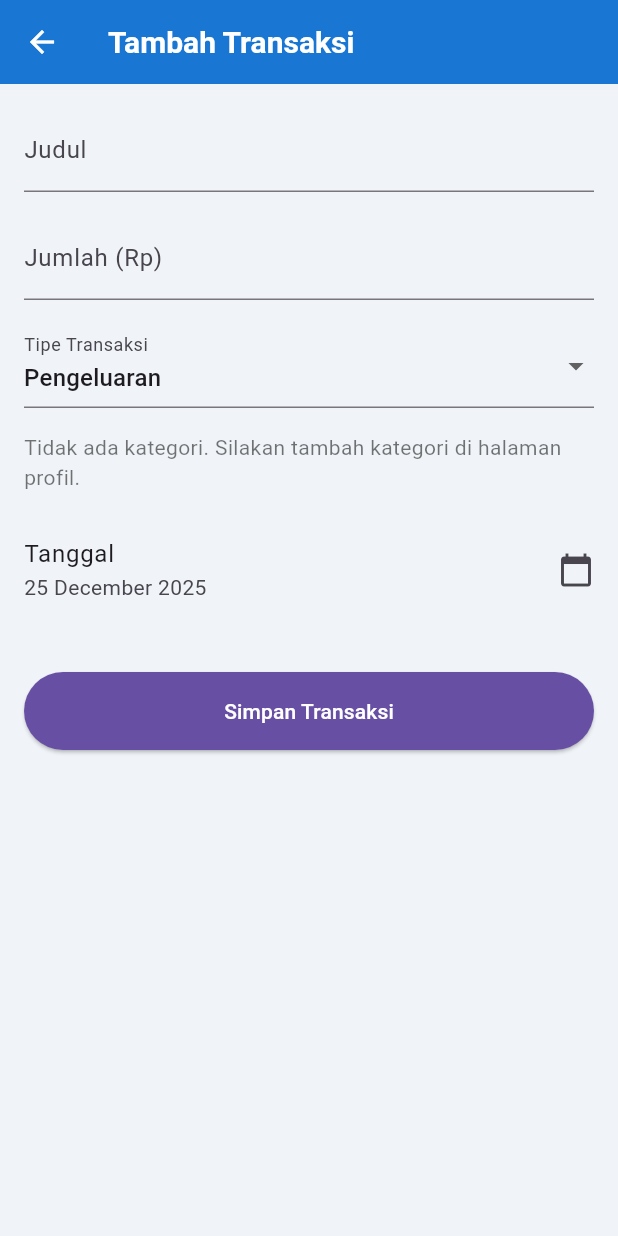
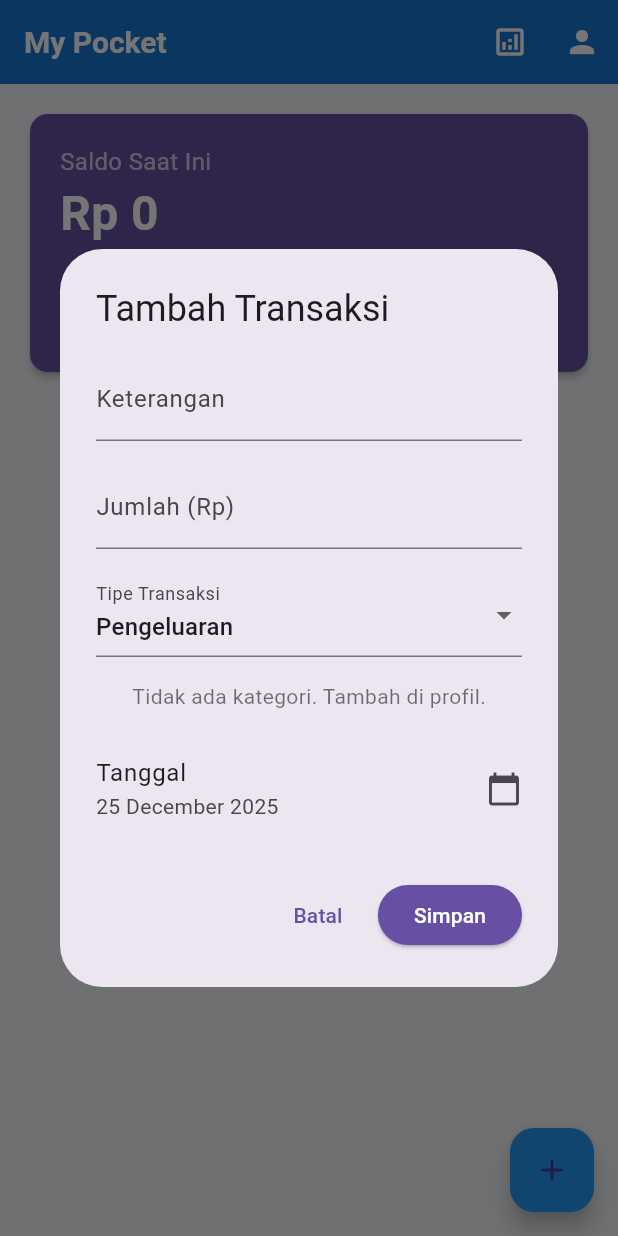
Before and after one commit to DannyPrihandoko/blue_pocket, a Flutter app: the screen it shows after launch, after a tap on the "add" icon, on a phone screen of 412 x 824 dp. Run offline on Flutter 3.47's test engine with Material 3 defaults, Android fonts, the phone set to English and light mode, and no system bars; our stand-ins replace flutter_bloc, flutter_markdown, google_generative_ai, hive, hive_flutter; accounts and stored records are empty; Roboto replaces fonts that are missing (Poppins).

Commit message:
Add AI financial analysis feature and transaction dialog

```diff
--- a/lib/presentation/screens/main_screen.dart
+++ b/lib/presentation/screens/main_screen.dart
@@ -1,16 +1,27 @@
+// lib/presentation/screens/main_screen.dart
+
 import 'package:flutter/material.dart';
 import 'package:flutter_bloc/flutter_bloc.dart';
 import 'package:intl/intl.dart';
+
+// Import Models & Bloc
 import 'package:blue_pocket/data/models/transaction_model.dart';
 import 'package:blue_pocket/logic/bloc/transaction/transaction_bloc.dart';
-import 'package:blue_pocket/presentation/screens/add_transaction_screen.dart';
+
+// Import Screens
 import 'package:blue_pocket/presentation/screens/profile_screen.dart';
+import 'financial_analysis_screen.dart'; // Pastikan file ini sudah dibuat sesuai langkah sebelumnya
+
+// Import Widgets
 import '../widgets/warning_card.dart';
+import '../widgets/add_transaction_dialog.dart'; // Pastikan file ini sudah dibuat sesuai langkah sebelumnya
 
 class MainScreen extends StatelessWidget {
   const MainScreen({super.key});
 
-  Map<String, List<TransactionModel>> _groupTransactionsByMonth(List<TransactionModel> transactions) {
+  // Fungsi untuk mengelompokkan transaksi berdasarkan Bulan & Tahun
+  Map<String, List<TransactionModel>> _groupTransactionsByMonth(
+      List<TransactionModel> transactions) {
     final Map<String, List<TransactionModel>> data = {};
     for (var trx in transactions) {
       String monthKey = DateFormat('MMMM yyyy', 'id_ID').format(trx.date);
@@ -24,16 +35,45 @@ class MainScreen extends StatelessWidget {
 
   @override
   Widget build(BuildContext context) {
-    final currencyFormatter = NumberFormat.currency(locale: 'id_ID', symbol: 'Rp ', decimalDigits: 0);
+    final currencyFormatter =
+        NumberFormat.currency(locale: 'id_ID', symbol: 'Rp ', decimalDigits: 0);
 
     return Scaffold(
       appBar: AppBar(
         title: const Text('My Pocket'),
         actions: [
+          // TOMBOL 1: Analisis AI
+          IconButton(
+            icon: const Icon(Icons.analytics_outlined),
+            tooltip: 'Analisis AI',
+            onPressed: () {
+              // Mengambil state transaksi saat ini dari Bloc
+              final state = context.read<TransactionBloc>().state;
+
+              if (state is TransactionLoaded) {
+                // Navigasi ke halaman analisis dengan membawa data transaksi
+                Navigator.push(
+                  context,
+                  MaterialPageRoute(
+                    builder: (_) => FinancialAnalysisScreen(
+                        transactions: state.transactions),
+                  ),
+                );
+              } else {
+                ScaffoldMessenger.of(context).showSnackBar(
+                  const SnackBar(
+                      content: Text("Tunggu data transaksi termuat...")),
+                );
+              }
+            },
+          ),
+
+          // TOMBOL 2: Profil
           IconButton(
             icon: const Icon(Icons.person),
             onPressed: () {
-               Navigator.push(context, MaterialPageRoute(builder: (_) => const ProfileScreen()));
+              Navigator.push(context,
+                  MaterialPageRoute(builder: (_) => const ProfileScreen()));
             },
           ),
         ],
@@ -45,7 +85,8 @@ class MainScreen extends StatelessWidget {
           }
           if (state is TransactionLoaded) {
             final bool isDeficit = state.totalExpense > state.totalIncome;
-            final groupedTransactions = _groupTransactionsByMonth(state.transactions);
+            final groupedTransactions =
+                _groupTransactionsByMonth(state.transactions);
             final sortedMonths = groupedTransactions.keys.toList();
 
             return CustomScrollView(
@@ -56,14 +97,20 @@ class MainScreen extends StatelessWidget {
                       padding: const EdgeInsets.all(16.0),
                       child: Column(
                         children: [
-                           _buildSummaryCard(context, state, currencyFormatter),
-                           if (isDeficit) const WarningCard(),
-                           const SizedBox(height: 20),
-                           if (state.transactions.isNotEmpty)
-                              Align(
+                          // Kartu Ringkasan Saldo
+                          _buildSummaryCard(context, state, currencyFormatter),
+
+                          // Kartu Peringatan (Jika Pengeluaran > Pemasukan)
+                          if (isDeficit) const WarningCard(),
+
+                          const SizedBox(height: 20),
+                          if (state.transactions.isNotEmpty)
+                            Align(
                                 alignment: Alignment.centerLeft,
-                                child: Text('Riwayat Transaksi', style: Theme.of(context).textTheme.titleLarge)
-                              ),
+                                child: Text('Riwayat Transaksi',
+                                    style: Theme.of(context)
+                                        .textTheme
+                                        .titleLarge)),
                         ],
                       ),
                     ),
@@ -86,7 +133,8 @@ class MainScreen extends StatelessWidget {
                             crossAxisAlignment: CrossAxisAlignment.start,
                             children: [
                               Padding(
-                                padding: const EdgeInsets.only(top: 16.0, bottom: 8.0),
+                                padding: const EdgeInsets.only(
+                                    top: 16.0, bottom: 8.0),
                                 child: Text(
                                   month,
                                   style: const TextStyle(
@@ -96,7 +144,9 @@ class MainScreen extends StatelessWidget {
                                   ),
                                 ),
                               ),
-                              ...transactionsInMonth.map((trx) => _buildTransactionTile(context, trx, currencyFormatter)),
+                              ...transactionsInMonth.map((trx) =>
+                                  _buildTransactionTile(
+                                      context, trx, currencyFormatter)),
                             ],
                           ),
                         );
@@ -110,16 +160,49 @@ class MainScreen extends StatelessWidget {
           return const Center(child: Text('Gagal memuat data'));
         },
       ),
+
+      // Floating Action Button dengan Animasi Pop-up Kustom
       floatingActionButton: FloatingActionButton(
         onPressed: () {
-          Navigator.push(context, MaterialPageRoute(builder: (_) => const AddTransactionScreen()));
+          showGeneralDialog(
+            context: context,
+            barrierDismissible:
+                true, // Bisa ditutup dengan klik di luar area dialog
+            barrierLabel: 'Tutup',
+            barrierColor:
+                Colors.black54, // Warna latar belakang gelap transparan
+            transitionDuration:
+                const Duration(milliseconds: 300), // Durasi animasi
+            pageBuilder: (context, animation, secondaryAnimation) {
+              return const AddTransactionDialog();
+            },
+            transitionBuilder: (context, animation, secondaryAnimation, child) {
+              // Efek membal (bouncy)
+              final curvedAnimation = CurvedAnimation(
+                parent: animation,
+                curve: Curves.easeOutBack,
+              );
+
+              // Animasi membesar dari pojok kanan bawah
+              return ScaleTransition(
+                scale: curvedAnimation,
+                alignment: Alignment.bottomRight,
+                child: FadeTransition(
+                  opacity: curvedAnimation,
+                  child: child,
+                ),
+              );
+            },
+          );
         },
         child: const Icon(Icons.add),
       ),
     );
   }
 
-  Widget _buildSummaryCard(BuildContext context, TransactionLoaded state, NumberFormat formatter) {
+  // Widget Helper: Kartu Ringkasan (Saldo, Pemasukan, Pengeluaran)
+  Widget _buildSummaryCard(
+      BuildContext context, TransactionLoaded state, NumberFormat formatter) {
     return Card(
       color: Theme.of(context).primaryColor,
       child: Padding(
@@ -127,17 +210,31 @@ class MainScreen extends StatelessWidget {
         child: Column(
           crossAxisAlignment: CrossAxisAlignment.start,
           children: [
-            const Text('Saldo Saat Ini', style: TextStyle(color: Colors.white70, fontSize: 16)),
+            const Text('Saldo Saat Ini',
+                style: TextStyle(color: Colors.white70, fontSize: 16)),
             Text(
               formatter.format(state.totalIncome - state.totalExpense),
-              style: const TextStyle(color: Colors.white, fontSize: 32, fontWeight: FontWeight.bold),
+              style: const TextStyle(
+                  color: Colors.white,
+                  fontSize: 32,
+                  fontWeight: FontWeight.bold),
             ),
             const SizedBox(height: 20),
             Row(
               children: [
-                Expanded(child: _buildIncomeExpense('Pemasukan', formatter.format(state.totalIncome), Icons.arrow_upward, Colors.greenAccent)),
+                Expanded(
+                    child: _buildIncomeExpense(
+                        'Pemasukan',
+                        formatter.format(state.totalIncome),
+                        Icons.arrow_upward,
+                        Colors.greenAccent)),
                 const SizedBox(width: 16),
-                Expanded(child: _buildIncomeExpense('Pengeluaran', formatter.format(state.totalExpense), Icons.arrow_downward, Colors.redAccent)),
+                Expanded(
+                    child: _buildIncomeExpense(
+                        'Pengeluaran',
+                        formatter.format(state.totalExpense),
+                        Icons.arrow_downward,
+                        Colors.redAccent)),
               ],
             ),
           ],
@@ -146,7 +243,9 @@ class MainScreen extends StatelessWidget {
     );
   }
 
-  Widget _buildIncomeExpense(String title, String amount, IconData icon, Color color) {
+  // Widget Helper: Baris Pemasukan/Pengeluaran kecil
+  Widget _buildIncomeExpense(
+      String title, String amount, IconData icon, Color color) {
     return Row(
       children: [
         Icon(icon, color: color, size: 20),
@@ -158,7 +257,10 @@ class MainScreen extends StatelessWidget {
               Text(title, style: const TextStyle(color: Colors.white70)),
               Text(
                 amount,
-                style: const TextStyle(color: Colors.white, fontWeight: FontWeight.bold, fontSize: 16),
+                style: const TextStyle(
+                    color: Colors.white,
+                    fontWeight: FontWeight.bold,
+                    fontSize: 16),
                 overflow: TextOverflow.ellipsis,
               ),
             ],
@@ -168,7 +270,9 @@ class MainScreen extends StatelessWidget {
     );
   }
 
-  Widget _buildTransactionTile(BuildContext context, TransactionModel trx, NumberFormat formatter) {
+  // Widget Helper: Item Transaksi (ListTile)
+  Widget _buildTransactionTile(
+      BuildContext context, TransactionModel trx, NumberFormat formatter) {
     final isIncome = trx.type == TransactionType.income;
     return Dismissible(
       key: Key(trx.id),
@@ -185,7 +289,8 @@ class MainScreen extends StatelessWidget {
           builder: (BuildContext context) {
             return AlertDialog(
               title: const Text("Konfirmasi Hapus"),
-              content: const Text("Apakah Anda yakin ingin menghapus transaksi ini?"),
+              content: const Text(
+                  "Apakah Anda yakin ingin menghapus transaksi ini?"),
               actions: <Widget>[
                 TextButton(
                   onPressed: () => Navigator.of(context).pop(false),
@@ -193,7 +298,8 @@ class MainScreen extends StatelessWidget {
                 ),
                 TextButton(
                   onPressed: () => Navigator.of(context).pop(true),
-                  child: const Text("Hapus", style: TextStyle(color: Colors.red)),
+                  child:
+                      const Text("Hapus", style: TextStyle(color: Colors.red)),
                 ),
               ],
             );
@@ -213,7 +319,8 @@ class MainScreen extends StatelessWidget {
             isIncome ? Icons.add_circle : Icons.remove_circle,
             color: isIncome ? Colors.green : Colors.red,
           ),
-          title: Text(trx.title, style: const TextStyle(fontWeight: FontWeight.bold)),
+          title: Text(trx.title,
+              style: const TextStyle(fontWeight: FontWeight.bold)),
           subtitle: Text(DateFormat('EEEE, d MMMM', 'id_ID').format(trx.date)),
           trailing: Text(
             formatter.format(trx.amount),
--- /dev/null
+++ b/lib/presentation/widgets/add_transaction_dialog.dart
@@ -0,0 +1,202 @@
+import 'package:flutter/material.dart';
+import 'package:flutter_bloc/flutter_bloc.dart';
+import 'package:intl/intl.dart';
+import 'package:uuid/uuid.dart';
+
+import '../../data/models/category_model.dart';
+import '../../data/models/transaction_model.dart';
+import '../../logic/bloc/category/category_bloc.dart';
+import '../../logic/bloc/transaction/transaction_bloc.dart';
+
+class AddTransactionDialog extends StatefulWidget {
+  const AddTransactionDialog({super.key});
+
+  @override
+  State<AddTransactionDialog> createState() => _AddTransactionDialogState();
+}
+
+class _AddTransactionDialogState extends State<AddTransactionDialog> {
+  final _formKey = GlobalKey<FormState>();
+  final _titleController = TextEditingController();
+  final _amountController = TextEditingController();
+
+  TransactionType _selectedType = TransactionType.expense;
+  CategoryModel? _selectedCategory;
+  DateTime _selectedDate = DateTime.now();
+
+  @override
+  void dispose() {
+    _titleController.dispose();
+    _amountController.dispose();
+    super.dispose();
+  }
+
+  Future<void> _pickDate() async {
+    final DateTime? pickedDate = await showDatePicker(
+      context: context,
+      initialDate: _selectedDate,
+      firstDate: DateTime(2020),
+      lastDate: DateTime.now(),
+    );
+    if (pickedDate != null && pickedDate != _selectedDate) {
+      setState(() {
+        _selectedDate = pickedDate;
+      });
+    }
+  }
+
+  void _submitData() {
+    if (!_formKey.currentState!.validate()) {
+      return;
+    }
+    if (_selectedCategory == null) {
+      ScaffoldMessenger.of(context).showSnackBar(
+        const SnackBar(content: Text('Silakan pilih kategori!')),
+      );
+      return;
+    }
+
+    final newTransaction = TransactionModel(
+      id: const Uuid().v4(),
+      title: _titleController.text,
+      amount: double.parse(_amountController.text),
+      date: _selectedDate,
+      type: _selectedType,
+      categoryId: _selectedCategory!.id,
+    );
+
+    // Menambahkan event ke Bloc
+    context.read<TransactionBloc>().add(AddTransaction(newTransaction));
+
+    // Menutup Dialog
+    Navigator.of(context).pop();
+  }
+
+  @override
+  Widget build(BuildContext context) {
+    // Menggunakan AlertDialog untuk tampilan Pop-up
+    return AlertDialog(
+      title: const Text('Tambah Transaksi'),
+      content: SingleChildScrollView(
+        child: SizedBox(
+          width: double.maxFinite,
+          child: Form(
+            key: _formKey,
+            child: Column(
+              mainAxisSize: MainAxisSize.min,
+              children: [
+                // Title Field
+                TextFormField(
+                  controller: _titleController,
+                  decoration: const InputDecoration(labelText: 'Keterangan'),
+                  validator: (value) =>
+                      value!.isEmpty ? 'Keterangan tidak boleh kosong' : null,
+                ),
+                const SizedBox(height: 16),
+
+                // Amount Field
+                TextFormField(
+                  controller: _amountController,
+                  decoration: const InputDecoration(labelText: 'Jumlah (Rp)'),
+                  keyboardType: TextInputType.number,
+                  validator: (value) {
+                    if (value == null || value.isEmpty) {
+                      return 'Jumlah tidak boleh kosong';
+                    }
+                    if (double.tryParse(value) == null) {
+                      return 'Masukkan angka yang valid';
+                    }
+                    return null;
+                  },
+                ),
+                const SizedBox(height: 16),
+
+                // Transaction Type Selector
+                DropdownButtonFormField<TransactionType>(
+                  value: _selectedType,
+                  decoration:
+                      const InputDecoration(labelText: 'Tipe Transaksi'),
+                  items: const [
+                    DropdownMenuItem(
+                      value: TransactionType.expense,
+                      child: Text('Pengeluaran'),
+                    ),
+                    DropdownMenuItem(
+                      value: TransactionType.income,
+                      child: Text('Pemasukan'),
+                    ),
+                  ],
+                  onChanged: (value) {
+                    if (value != null) {
+                      setState(() {
+                        _selectedType = value;
+                      });
+                    }
+                  },
+                ),
+                const SizedBox(height: 16),
+
+                // Category Selector
+                BlocBuilder<CategoryBloc, CategoryState>(
+                  builder: (context, state) {
+                    if (state is CategoryLoaded) {
+                      if (state.categories.isEmpty) {
+                        return const Text(
+                            "Tidak ada kategori. Tambah di profil.");
+                      }
+                      return DropdownButtonFormField<CategoryModel>(
+                        value: _selectedCategory,
+                        decoration:
+                            const InputDecoration(labelText: 'Kategori'),
+                        hint: const Text('Pilih kategori'),
+                        items: state.categories.map((cat) {
+                          return DropdownMenuItem(
+                            value: cat,
+                            child: Text(cat.name),
+                          );
+                        }).toList(),
+                        onChanged: (value) {
+                          setState(() {
+                            _selectedCategory = value;
+                          });
+                        },
+                        validator: (value) =>
+                            value == null ? 'Kategori harus dipilih' : null,
+                      );
+                    }
+                    return const Center(child: CircularProgressIndicator());
+                  },
+                ),
+                const SizedBox(height: 16),
+
+                // Date Picker
+                ListTile(
+                  contentPadding: EdgeInsets.zero,
+                  title: const Text('Tanggal'),
+                  subtitle:
+                      Text(DateFormat('d MMMM yyyy').format(_selectedDate)),
+                  trailing: const Icon(Icons.calendar_today),
+                  onTap: _pickDate,
+                ),
+              ],
+            ),
+          ),
+        ),
+      ),
+      actions: [
+        TextButton(
+          onPressed: () => Navigator.of(context).pop(),
+          child: const Text('Batal'),
+        ),
+        ElevatedButton(
+          onPressed: _submitData,
+          style: ElevatedButton.styleFrom(
+            backgroundColor: Theme.of(context).primaryColor,
+            foregroundColor: Colors.white,
+          ),
+          child: const Text('Simpan'),
+        ),
+      ],
+    );
+  }
+}
--- a/pubspec.yaml
+++ b/pubspec.yaml
@@ -14,7 +14,9 @@ dependencies:
   hive_flutter: ^1.1.0
   path_provider: ^2.1.1
   intl: ^0.18.1
-  uuid: ^4.2.1 # <-- ADD THIS LINE
+  uuid: ^4.2.1
+  google_generative_ai: ^0.4.0
+  flutter_markdown: ^0.7.1
 
 dev_dependencies:
   flutter_test:
```
Also changed, not shown: lib/logic/services/ai_service.dart (added, +106 -0 lines), lib/presentation/screens/financial_analysis_screen.dart (added, +113 -0 lines), pubspec.lock.
